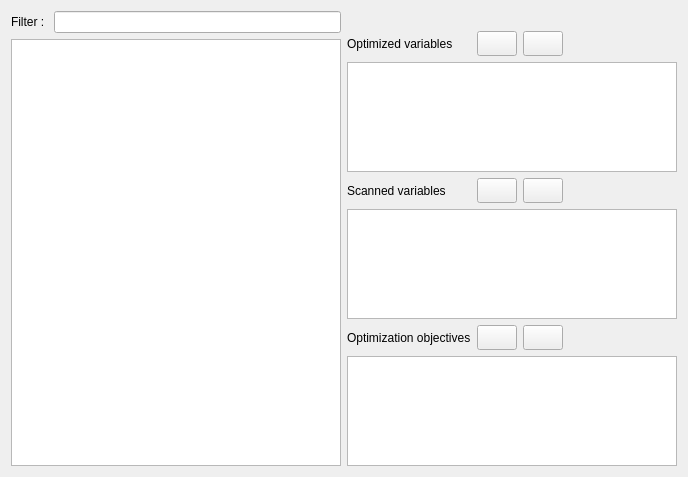
Before: the Qt Designer form OMOptim/GUI/Widgets/WidgetSelectOptVars.ui in lmoresco/OpenModelica, drawn with Qt 5.
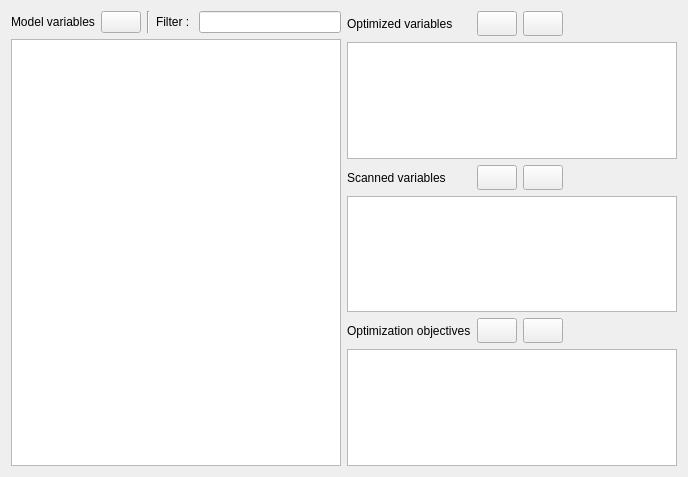
After: the same form once the commit is applied. Icons and pictures are not drawn.

```diff
--- a/OMOptim/GUI/Widgets/WidgetSelectOptVars.ui
+++ b/OMOptim/GUI/Widgets/WidgetSelectOptVars.ui
@@ -14,10 +14,41 @@
    <string>Form</string>
   </property>
   <layout class="QGridLayout" name="gridLayout">
-   <item row="0" column="0">
+   <item row="1" column="0">
     <layout class="QGridLayout" name="gridLayout_2">
-     <item row="0" column="0">
+     <item row="1" column="1" colspan="2">
       <layout class="QHBoxLayout" name="horizontalLayout_2">
+       <item>
+        <widget class="QLabel" name="label_2">
+         <property name="text">
+          <string>Model variables</string>
+         </property>
+        </widget>
+       </item>
+       <item>
+        <widget class="QPushButton" name="pushReadVariables">
+         <property name="sizePolicy">
+          <sizepolicy hsizetype="Maximum" vsizetype="Fixed">
+           <horstretch>0</horstretch>
+           <verstretch>0</verstretch>
+          </sizepolicy>
+         </property>
+         <property name="text">
+          <string/>
+         </property>
+         <property name="icon">
+          <iconset resource="../Resources/mineit.qrc">
+           <normaloff>:/icons/Refresh</normaloff>:/icons/Refresh</iconset>
+         </property>
+        </widget>
+       </item>
+       <item>
+        <widget class="Line" name="line">
+         <property name="orientation">
+          <enum>Qt::Vertical</enum>
+         </property>
+        </widget>
+       </item>
        <item>
         <widget class="QLabel" name="label">
          <property name="sizePolicy">
@@ -43,7 +74,7 @@
        </item>
       </layout>
      </item>
-     <item row="1" column="0">
+     <item row="3" column="1" colspan="2">
       <widget class="QTableView" name="tableVariables">
        <property name="sizePolicy">
         <sizepolicy hsizetype="Expanding" vsizetype="Expanding">
@@ -69,9 +100,9 @@
      </item>
     </layout>
    </item>
-   <item row="0" column="1">
+   <item row="1" column="1">
     <layout class="QGridLayout" name="gridLayout_7">
-     <item row="1" column="0">
+     <item row="0" column="0">
       <widget class="QLabel" name="label_4">
        <property name="sizePolicy">
         <sizepolicy hsizetype="Preferred" vsizetype="Preferred">
@@ -84,7 +115,7 @@
        </property>
       </widget>
      </item>
-     <item row="1" column="1">
+     <item row="0" column="1">
       <widget class="QPushButton" name="pushAddVariables">
        <property name="sizePolicy">
         <sizepolicy hsizetype="Fixed" vsizetype="Fixed">
@@ -114,7 +145,7 @@
         <string/>
        </property>
        <property name="icon">
-        <iconset resource="../../Resources/mineit.qrc">
+        <iconset resource="../Resources/mineit.qrc">
          <normaloff>:/icons/Add</normaloff>:/icons/Add</iconset>
        </property>
        <property name="iconSize">
@@ -125,7 +156,7 @@
        </property>
       </widget>
      </item>
-     <item row="1" column="2">
+     <item row="0" column="2">
       <widget class="QPushButton" name="pushRemoveVariables">
        <property name="sizePolicy">
         <sizepolicy hsizetype="Fixed" vsizetype="Fixed">
@@ -155,7 +186,7 @@
         <string/>
        </property>
        <property name="icon">
-        <iconset resource="../../Resources/mineit.qrc">
+        <iconset resource="../Resources/mineit.qrc">
          <normaloff>:/icons/Delete</normaloff>:/icons/Delete</iconset>
        </property>
        <property name="iconSize">
@@ -166,7 +197,7 @@
        </property>
       </widget>
      </item>
-     <item row="1" column="3">
+     <item row="0" column="3">
       <spacer name="horizontalSpacer_6">
        <property name="orientation">
         <enum>Qt::Horizontal</enum>
@@ -179,7 +210,7 @@
        </property>
       </spacer>
      </item>
-     <item row="2" column="0" colspan="4">
+     <item row="1" column="0" colspan="4">
       <widget class="QTableView" name="tableOptimizedVariables">
        <property name="font">
         <font>
@@ -194,7 +225,7 @@
        </property>
       </widget>
      </item>
-     <item row="3" column="0">
+     <item row="2" column="0">
       <widget class="QLabel" name="label_5">
        <property name="sizePolicy">
         <sizepolicy hsizetype="Preferred" vsizetype="Preferred">
@@ -207,7 +238,7 @@
        </property>
       </widget>
      </item>
-     <item row="3" column="1">
+     <item row="2" column="1">
       <widget class="QPushButton" name="pushAddScanned">
        <property name="sizePolicy">
         <sizepolicy hsizetype="Maximum" vsizetype="Fixed">
@@ -231,7 +262,7 @@
         <string/>
        </property>
        <property name="icon">
-        <iconset resource="../../Resources/mineit.qrc">
+        <iconset resource="../Resources/mineit.qrc">
          <normaloff>:/icons/Add</normaloff>:/icons/Add</iconset>
        </property>
        <property name="iconSize">
@@ -242,7 +273,7 @@
        </property>
       </widget>
      </item>
-     <item row="3" column="2">
+     <item row="2" column="2">
       <widget class="QPushButton" name="pushRemoveScanned">
        <property name="sizePolicy">
         <sizepolicy hsizetype="Maximum" vsizetype="Fixed">
@@ -266,7 +297,7 @@
         <string/>
        </property>
        <property name="icon">
-        <iconset resource="../../Resources/mineit.qrc">
+        <iconset resource="../Resources/mineit.qrc">
          <normaloff>:/icons/Delete</normaloff>:/icons/Delete</iconset>
        </property>
        <property name="iconSize">
@@ -277,7 +308,7 @@
        </property>
       </widget>
      </item>
-     <item row="4" column="0" colspan="4">
+     <item row="3" column="0" colspan="4">
       <widget class="QTableView" name="tableScannedVariables">
        <property name="sizePolicy">
         <sizepolicy hsizetype="Expanding" vsizetype="Expanding">
@@ -290,7 +321,7 @@
        </property>
       </widget>
      </item>
-     <item row="5" column="0">
+     <item row="4" column="0">
       <widget class="QLabel" name="label_6">
        <property name="sizePolicy">
         <sizepolicy hsizetype="Preferred" vsizetype="Preferred">
@@ -303,7 +334,7 @@
        </property>
       </widget>
      </item>
-     <item row="5" column="1">
+     <item row="4" column="1">
       <widget class="QPushButton" name="pushAddObjectives">
        <property name="minimumSize">
         <size>
@@ -315,7 +346,7 @@
         <string/>
        </property>
        <property name="icon">
-        <iconset resource="../../Resources/mineit.qrc">
+        <iconset resource="../Resources/mineit.qrc">
          <normaloff>:/icons/Add</normaloff>:/icons/Add</iconset>
        </property>
        <property name="iconSize">
@@ -326,7 +357,7 @@
        </property>
       </widget>
      </item>
-     <item row="5" column="2">
+     <item row="4" column="2">
       <widget class="QPushButton" name="pushRemoveObjectives">
        <property name="minimumSize">
         <size>
@@ -344,7 +375,7 @@
         <string/>
        </property>
        <property name="icon">
-        <iconset resource="../../Resources/mineit.qrc">
+        <iconset resource="../Resources/mineit.qrc">
          <normaloff>:/icons/Delete</normaloff>:/icons/Delete</iconset>
        </property>
        <property name="iconSize">
@@ -355,29 +386,13 @@
        </property>
       </widget>
      </item>
-     <item row="6" column="0" colspan="4">
+     <item row="5" column="0" colspan="4">
       <widget class="QTableView" name="tableObjectives">
        <property name="sortingEnabled">
         <bool>true</bool>
        </property>
       </widget>
      </item>
-     <item row="0" column="0">
-      <spacer name="verticalSpacer">
-       <property name="orientation">
-        <enum>Qt::Vertical</enum>
-       </property>
-       <property name="sizeType">
-        <enum>QSizePolicy::Fixed</enum>
-       </property>
-       <property name="sizeHint" stdset="0">
-        <size>
-         <width>20</width>
-         <height>20</height>
-        </size>
-       </property>
-      </spacer>
-     </item>
     </layout>
    </item>
   </layout>
```
Left out of the diff: 2 changed lines with no effect on the pictures.
